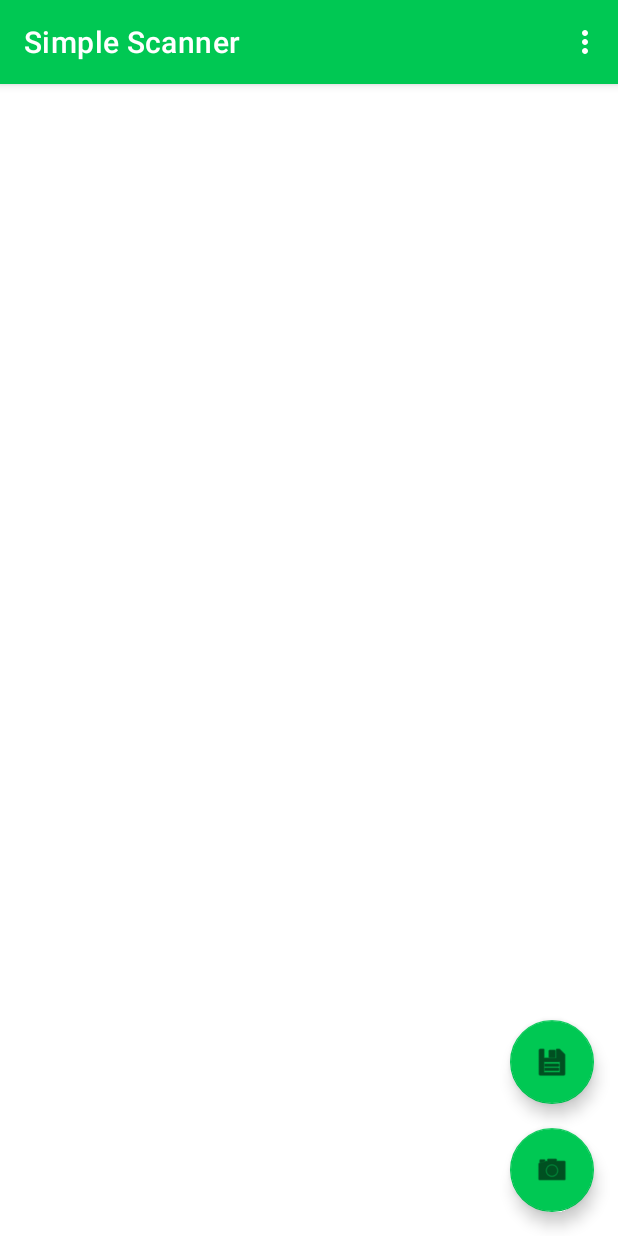
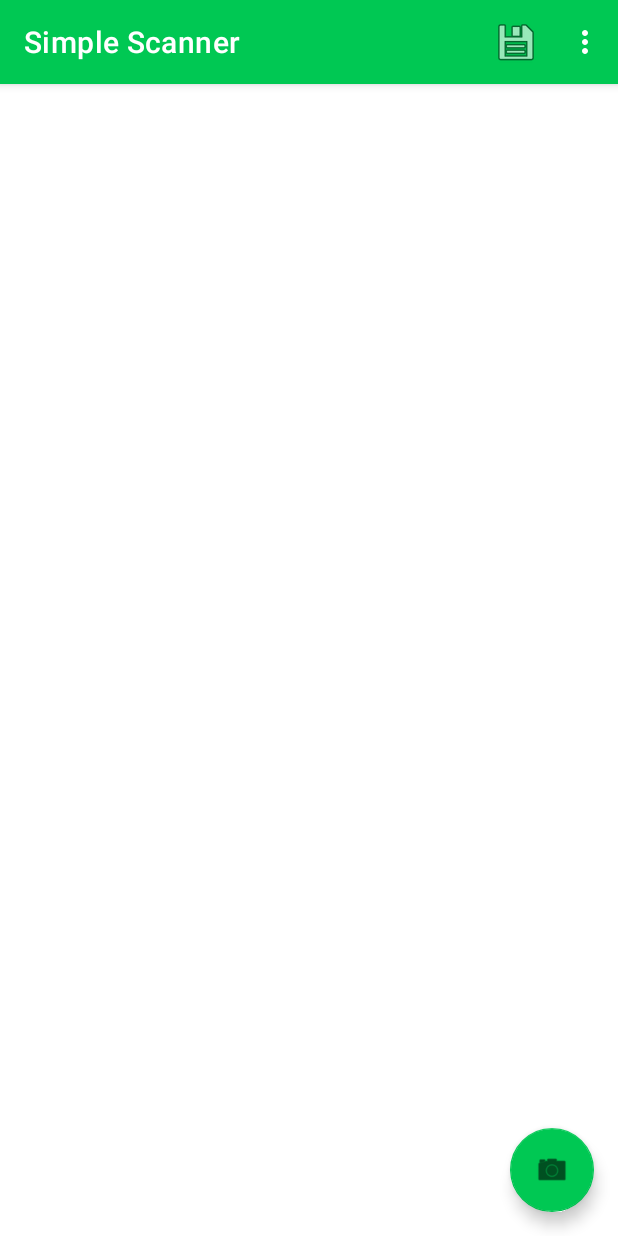
Before and after one commit to stwunsch/android-simplescanner, an Android app: the screen it shows after launch (MainActivity), on a phone screen of 412 x 824 dp. Run offline under Robolectric (Android 15) with nearby library versions, the phone set to English and light mode, and no system bars; libraries missing offline, so code that uses them is left out: com.tom_roush.pdfbox.

Commit message:
Add reset action

```diff
--- a/app/src/main/res/layout/activity_main.xml
+++ b/app/src/main/res/layout/activity_main.xml
@@ -16,17 +16,6 @@
         app:layout_constraintEnd_toEndOf="parent"
         app:srcCompat="@android:drawable/ic_menu_camera" />
 
-    <com.google.android.material.floatingactionbutton.FloatingActionButton
-        android:id="@+id/fabSave"
-        android:layout_width="wrap_content"
-        android:layout_height="wrap_content"
-        android:layout_margin="@dimen/fab_margin"
-        app:layout_anchorGravity="bottom|end"
-        app:layout_constraintBottom_toBottomOf="parent"
-        app:layout_constraintBottom_toTopOf="@id/fabCamera"
-        app:layout_constraintEnd_toEndOf="parent"
-        app:srcCompat="@android:drawable/ic_menu_save" />
-
     <ScrollView
         android:id="@+id/scrollView"
         android:layout_width="match_parent"
--- a/app/src/main/res/menu/main_menu.xml
+++ b/app/src/main/res/menu/main_menu.xml
@@ -3,6 +3,12 @@
       xmlns:app="http://schemas.android.com/apk/res-auto"
       xmlns:tools="http://schemas.android.com/tools"
       tools:context="com.example.testsettings.MainActivity">
+      <item
+        android:id="@+id/action_save"
+        android:title="Save document"
+        app:showAsAction="always"
+        android:icon="@android:drawable/ic_menu_save"
+        />
       <item
           android:id="@+id/action_settings"
           android:orderInCategory="100"
@@ -10,7 +16,12 @@
           app:showAsAction="never" />
     <item
         android:id="@+id/action_about"
-        android:orderInCategory="100"
+        android:orderInCategory="102"
         android:title="About"
         app:showAsAction="never" />
+    <item
+        android:id="@+id/action_reset"
+        android:orderInCategory="101"
+        android:title="Reset"
+        app:showAsAction="never" />
 </menu>
```
Also changed, not shown: app/src/main/java/com/example/simplescanner/MainActivity.java (+18 -20 lines).
